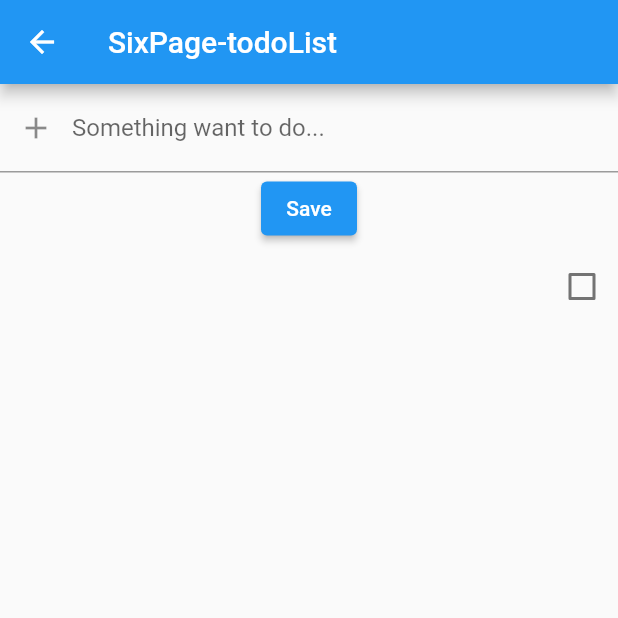
After one commit to KittenCN/flutter_demo, a Flutter app: the SixPage screen opened by its route, after a tap on "Save", on a phone screen of 412 x 824 dp, the top half of it. The commit adds this screen. Run offline on Flutter 3.47's test engine with Material 2 defaults, Android fonts, the phone set to English and light mode, and no system bars.

Commit message:
add sixthpage

```diff
--- a/lib/main.dart
+++ b/lib/main.dart
@@ -4,6 +4,7 @@ import 'src/second_page.dart';
 import 'src/third_page.dart';
 import 'src/four_page.dart';
 import 'src/five_page.dart';
+import 'src/six_page.dart';
 
 void main() {
   return runApp(const MyApp());
@@ -37,6 +38,10 @@ final menus = [
       name: 'FivePage',
       route: '/FivePage',
       builder: (context) => const FivePage()),
+  Menu(
+      name: 'SixPage',
+      route: '/SixPage',
+      builder: (context) => const SixPage()),
 ];
 
 class MyApp extends StatelessWidget {
@@ -75,6 +80,7 @@ class MenuTile extends StatelessWidget {
     return ListTile(
       title: Text(menu!.name),
       onTap: () {
+        FocusScope.of(context).requestFocus(FocusNode());
         Navigator.pushNamed(context, menu!.route);
       },
     );
--- a/lib/src/five_page.dart
+++ b/lib/src/five_page.dart
@@ -21,7 +21,7 @@ class _FivePageState extends State<FivePage> {
           child: Column(
             children: [
               Flexible(child: gameHeader()),
-              Flexible(flex: 2, child: Game2048Panel()),
+              const Flexible(flex: 2, child: Game2048Panel()),
             ],
           ),
         ));
--- a/lib/src/game2048/game2048panel.dart
+++ b/lib/src/game2048/game2048panel.dart
@@ -1,4 +1,3 @@
-import 'dart:math';
 import 'package:flutter/material.dart';
 
 class Game2048Panel extends StatefulWidget {
@@ -10,6 +9,7 @@ class Game2048Panel extends StatefulWidget {
 }
 
 class _Game2048PanelState extends State<Game2048Panel> {
+  // ignore: constant_identifier_names
   static const int SIZE = 4;
   bool _isGameOver = false;
   @override
--- /dev/null
+++ b/lib/src/six_page.dart
@@ -0,0 +1,84 @@
+import 'package:flutter/material.dart';
+
+class SixPage extends StatefulWidget {
+  const SixPage({Key? key}) : super(key: key);
+
+  @override
+  _SixPageState createState() => _SixPageState();
+}
+
+class _SixPageState extends State<SixPage> {
+  final TextEditingController _controller = TextEditingController();
+  var strMemList = [];
+  var boolMemList = [];
+  @override
+  Widget build(BuildContext context) {
+    return Scaffold(
+      appBar: AppBar(
+        title: const Text('SixPage-todoList'),
+      ),
+      body: Center(
+          child: Column(children: <Widget>[
+        TextField(
+          autofocus: true,
+          decoration: InputDecoration(
+              labelText: 'Something want to do...',
+              hintText: 'Something want to do...',
+              prefixIcon: IconButton(
+                onPressed: () {
+                  setState(() {
+                    _controller.clear();
+                  });
+                },
+                icon: const Icon(Icons.add),
+              )),
+          controller: _controller,
+        ),
+        ElevatedButton(
+          onPressed: () {
+            setState(() {
+              strMemList.add(_controller.text);
+              boolMemList.add(false);
+              _controller.clear();
+              FocusScope.of(context).requestFocus(FocusNode());
+            });
+          },
+          child: const Text('Save'),
+        ),
+        Expanded(
+            child: ListView.separated(
+          shrinkWrap: true,
+          itemCount: strMemList.length,
+          itemBuilder: (BuildContext context, int index) {
+            return Row(children: <Widget>[
+              Expanded(
+                child: ListTile(
+                  title: Text(strMemList[index]),
+                  tileColor: boolMemList[index] ? Colors.red : null,
+                  onTap: () {
+                    setState(() {
+                      // strMemList.removeAt(index);
+                      FocusScope.of(context).requestFocus(FocusNode());
+                    });
+                  },
+                )
+              ),
+              Checkbox(
+                value: boolMemList[index],
+                onChanged: (bool? value) {
+                  setState(() {
+                    boolMemList[index] = boolMemList[index] ? false : true;
+                    FocusScope.of(context).requestFocus(FocusNode());
+                  });
+                },
+              )
+            ]);
+          },
+          separatorBuilder: (BuildContext context, int index) {
+            return const Divider(color: Colors.blue);
+          },
+        ))
+      ])),
+    );
+  }
+}
```
